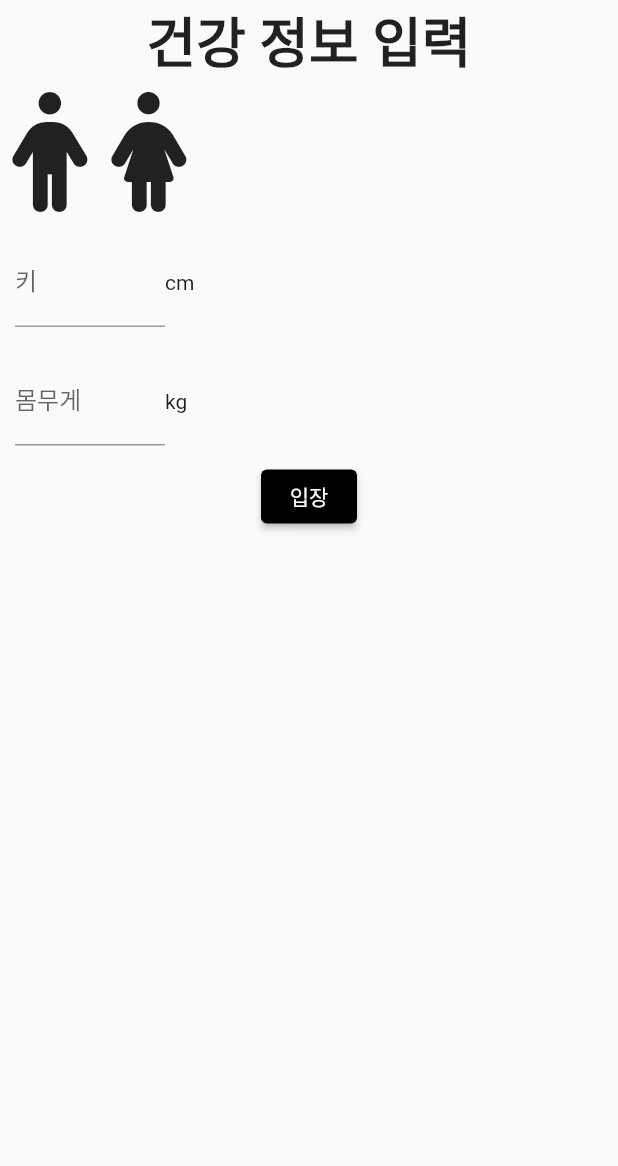
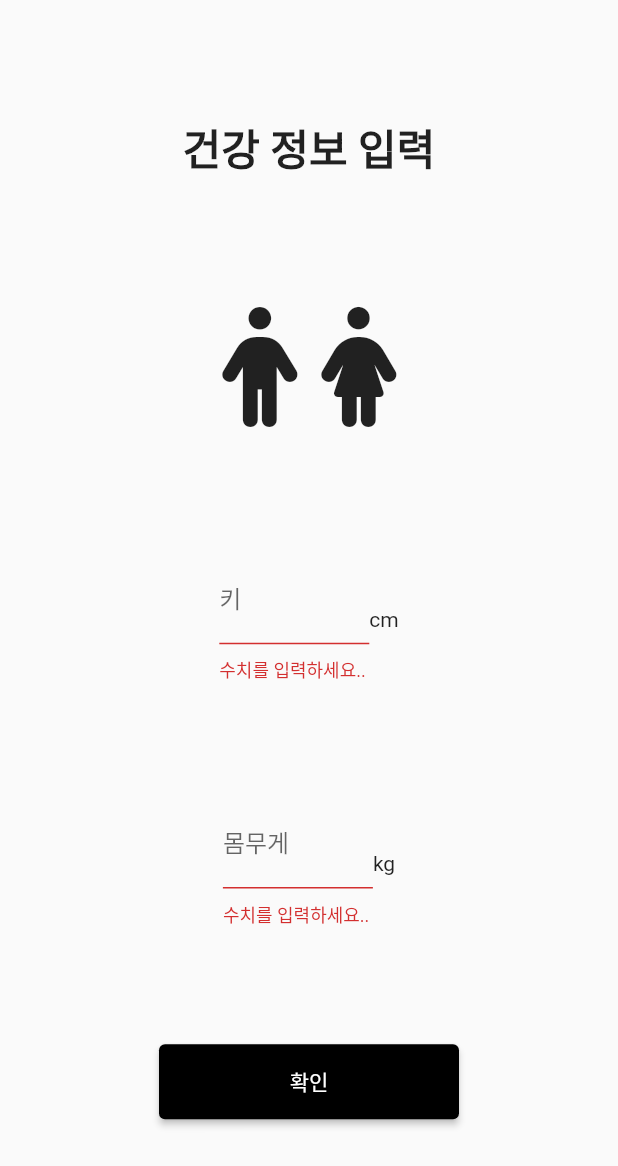
Before and after one commit to gonnabea/calcal, a Flutter app: the GreetingUser screen opened directly, on a phone screen of 412 x 824 dp. Shown: the top 1166 px of the screen. Run offline on Flutter 3.47's test engine with Material 2 defaults, Android fonts, the phone set to English and light mode, and no system bars; our stand-ins replace font_awesome_flutter; Roboto replaces fonts that are missing (Retrosans).

Commit message:
[feat] 건강 정보 입력 페이지 (진입 페이지) UI 구현

```diff
--- a/lib/pages/greeting_user.dart
+++ b/lib/pages/greeting_user.dart
@@ -9,19 +9,25 @@ class GreetingUser extends StatefulWidget {
 }
 
 class _GreetingUserState extends State<GreetingUser> {
+  double _height = 0;
+  double _weight = 0;
+
   @override
   Widget build(BuildContext context) {
     return Scaffold(
         body: Center(
       child: SizedBox(
         child: Column(
+          crossAxisAlignment: CrossAxisAlignment.center,
+          mainAxisAlignment: MainAxisAlignment.spaceEvenly,
           children: [
             const Text('건강 정보 입력',
                 style: TextStyle(
                     fontWeight: FontWeight.w700,
-                    fontSize: 36,
+                    fontSize: 28,
                     fontFamily: 'Retrosans')),
             Row(
+              mainAxisAlignment: MainAxisAlignment.center,
               children: const [
                 Padding(
                   padding: EdgeInsets.all(8.0),
@@ -34,41 +40,66 @@ class _GreetingUserState extends State<GreetingUser> {
               ],
             ),
             Padding(
-              padding: const EdgeInsets.all(10.0),
+              padding: const EdgeInsets.all(0.0),
               child: Row(
-                children: const [
+                mainAxisAlignment: MainAxisAlignment.center,
+                children: [
                   SizedBox(
                     width: 100,
-                    child: TextField(
-                      decoration: InputDecoration(labelText: "키"),
-                      textAlign: TextAlign.center,
+                    child: TextFormField(
+                      autovalidateMode: AutovalidateMode.always,
+                      onSaved: (value) {
+                        setState(() {
+                          _height = value as double;
+                        });
+                      },
+                      decoration: const InputDecoration(labelText: "키"),
+                      validator: (value) {
+                        if (value == null || value.isEmpty) {
+                          return '수치를 입력하세요..';
+                        }
+                        return null;
+                      },
                     ),
                   ),
-                  Text("cm")
+                  const Text("cm")
                 ],
               ),
             ),
             Padding(
-              padding: const EdgeInsets.all(10.0),
+              padding: const EdgeInsets.all(0.0),
               child: Row(
-                children: const [
+                mainAxisAlignment: MainAxisAlignment.center,
+                children: [
                   SizedBox(
                     width: 100,
-                    child: TextField(
-                      decoration: InputDecoration(labelText: "몸무게"),
-                      textAlign: TextAlign.center,
+                    child: TextFormField(
+                      autovalidateMode: AutovalidateMode.always,
+                      onSaved: (value) {
+                        setState(() {
+                          _weight = value as double;
+                        });
+                      },
+                      decoration: const InputDecoration(labelText: "몸무게"),
+                      validator: (value) {
+                        if (value == null || value.isEmpty) {
+                          return '수치를 입력하세요..';
+                        }
+
+                        return null;
+                      },
                     ),
                   ),
-                  Text("kg")
+                  const Text("kg")
                 ],
               ),
             ),
             ElevatedButton(
-                onPressed: () => null,
+                onPressed: () => {},
                 style: ElevatedButton.styleFrom(
-                  backgroundColor: Colors.black,
-                ),
-                child: const Text("입장"))
+                    backgroundColor: Colors.black,
+                    minimumSize: const Size(200, 50)),
+                child: const Text("확인")),
           ],
         ),
       ),
```
